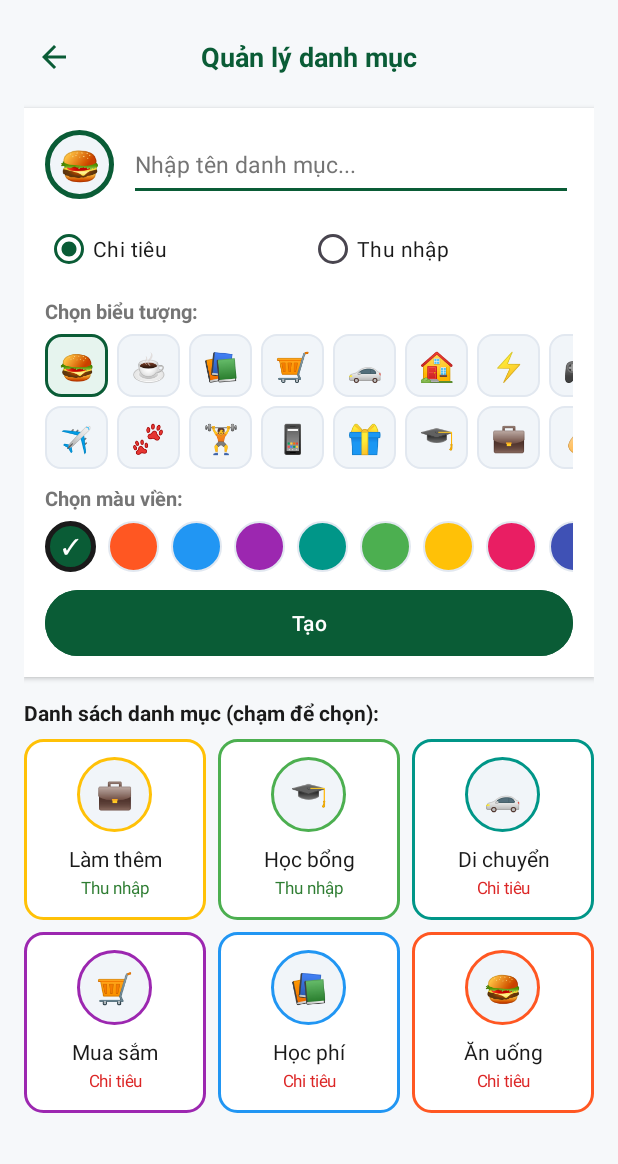
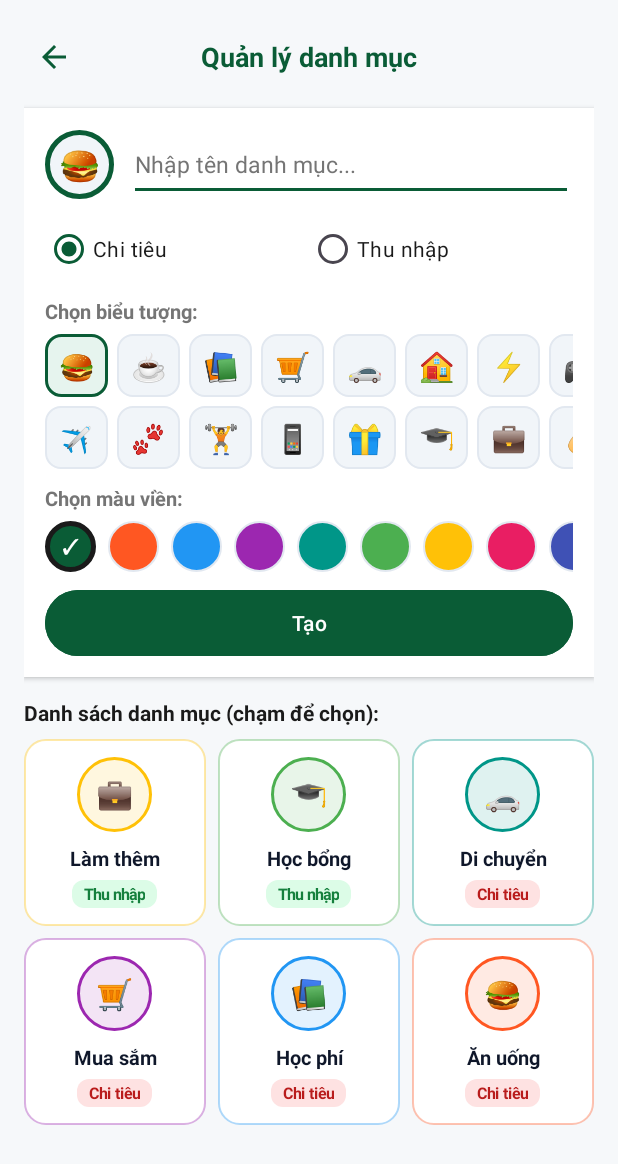
Before and after one commit to kietnt1905/SmartSpend-Android, an Android app: the CategoryManageActivity screen opened directly, with no data from a screen before it, on a phone screen of 412 x 824 dp. Shown: the top 1164 px of the screen. Run offline under Robolectric (Android 15) with nearby library versions, the phone set to English and light mode, and no system bars; 1 statement that could not run was skipped.

Commit message:
style(category): làm đẹp và tăng độ tương phản màu sắc cho danh sách danh mục

```diff
--- a/app/src/main/java/com/vhu/smartspend/adapter/CategoryGridAdapter.java
+++ b/app/src/main/java/com/vhu/smartspend/adapter/CategoryGridAdapter.java
@@ -75,14 +75,22 @@ public class CategoryGridAdapter extends BaseAdapter {
 
             TextView tvName = new TextView(context);
             tvName.setGravity(Gravity.CENTER);
-            tvName.setTextSize(14);
+            tvName.setTextSize(13.5f);
+            tvName.setTypeface(null, android.graphics.Typeface.BOLD);
             tvName.setMaxLines(1);
             tvName.setEllipsize(TextUtils.TruncateAt.END);
 
             TextView tvType = new TextView(context);
             tvType.setGravity(Gravity.CENTER);
-            tvType.setTextSize(11);
-            tvType.setPadding(dpToPx(6), dpToPx(2), dpToPx(6), dpToPx(2));
+            tvType.setTextSize(10.5f);
+            tvType.setTypeface(null, android.graphics.Typeface.BOLD);
+            LinearLayout.LayoutParams typeParams = new LinearLayout.LayoutParams(
+                    LinearLayout.LayoutParams.WRAP_CONTENT,
+                    LinearLayout.LayoutParams.WRAP_CONTENT
+            );
+            typeParams.topMargin = dpToPx(5);
+            tvType.setLayoutParams(typeParams);
+            tvType.setPadding(dpToPx(8), dpToPx(2), dpToPx(8), dpToPx(2));
 
             root.addView(tvIconCircle);
             root.addView(tvName);
@@ -103,7 +111,7 @@ public class CategoryGridAdapter extends BaseAdapter {
         Category category = categoryList.get(position);
         if (category != null) {
             holder.tvName.setText(category.getName());
-            holder.tvName.setTextColor(ContextCompat.getColor(context, R.color.setting_text_primary));
+            holder.tvName.setTextColor(Color.parseColor("#0F172A"));
 
             int borderColor = Color.parseColor("#0A5C36");
             if (category.getColorCode() != null && !category.getColorCode().trim().isEmpty()) {
@@ -113,9 +121,11 @@ public class CategoryGridAdapter extends BaseAdapter {
                 }
             }
 
+            int softTint = Color.argb(32, Color.red(borderColor), Color.green(borderColor), Color.blue(borderColor));
+
             GradientDrawable circleDrawable = new GradientDrawable();
             circleDrawable.setShape(GradientDrawable.OVAL);
-            circleDrawable.setColor(ContextCompat.getColor(context, R.color.setting_pill_bg));
+            circleDrawable.setColor(softTint);
             circleDrawable.setStroke(dpToPx(2), borderColor);
             holder.tvIconCircle.setBackground(circleDrawable);
 
@@ -123,20 +133,27 @@ public class CategoryGridAdapter extends BaseAdapter {
 
             boolean isSelected = category.getCategoryId() == selectedCategoryId;
             GradientDrawable cardDrawable = new GradientDrawable();
-            cardDrawable.setCornerRadius(dpToPx(12));
-            cardDrawable.setColor(ContextCompat.getColor(
-                    context,
-                    isSelected ? R.color.nav_indicator : R.color.setting_card
-            ));
-            cardDrawable.setStroke(dpToPx(isSelected ? 3 : 2), borderColor);
+            cardDrawable.setCornerRadius(dpToPx(14));
+            if (isSelected) {
+                cardDrawable.setColor(Color.argb(28, Color.red(borderColor), Color.green(borderColor), Color.blue(borderColor)));
+                cardDrawable.setStroke(dpToPx(2), borderColor);
+            } else {
+                cardDrawable.setColor(Color.WHITE);
+                cardDrawable.setStroke(dpToPx(1), Color.argb(90, Color.red(borderColor), Color.green(borderColor), Color.blue(borderColor)));
+            }
             holder.root.setBackground(cardDrawable);
 
-            if (Category.TYPE_INCOME.equalsIgnoreCase(category.getType())) {
+            boolean isIncome = Category.TYPE_INCOME.equalsIgnoreCase(category.getType());
+            GradientDrawable typePill = new GradientDrawable();
+            typePill.setCornerRadius(dpToPx(8));
+            typePill.setColor(Color.parseColor(isIncome ? "#DCFCE7" : "#FEE2E2"));
+            holder.tvType.setBackground(typePill);
+            if (isIncome) {
                 holder.tvType.setText("Thu nhập");
-                holder.tvType.setTextColor(Color.parseColor("#2E7D32"));
+                holder.tvType.setTextColor(Color.parseColor("#15803D"));
             } else {
                 holder.tvType.setText("Chi tiêu");
-                holder.tvType.setTextColor(Color.parseColor("#DC2626"));
+                holder.tvType.setTextColor(Color.parseColor("#B91C1C"));
             }
         }
 
```
